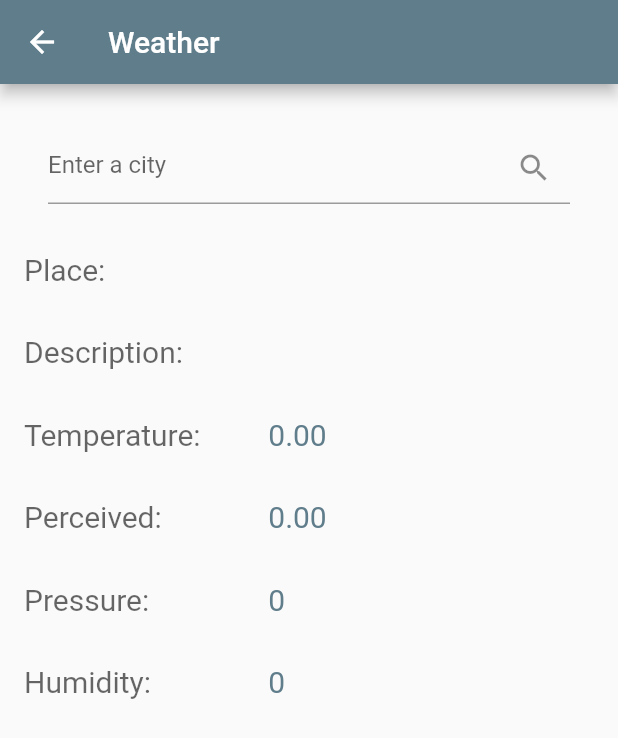
After one commit to mguppy/flutter-practice, a Flutter app: the WeatherScreen screen opened directly, on a phone screen of 412 x 824 dp. The commit adds this screen. Shown: the top 738 px of the screen. Run offline on Flutter 3.47's test engine with Material 2 defaults, Android fonts, the phone set to English and light mode, and no system bars.

Commit message:
weather info populating

```diff
--- /dev/null
+++ b/lib/data/http_helper.dart
@@ -0,0 +1,22 @@
+// import 'package:hello_world_2/data/weather.dart';
+import '../data/weather.dart';
+import 'package:http/http.dart' as http;
+import 'dart:convert';
+
+class HttpHelper {
+  // var currentweatherapiUrl = 'https://api.openweathermap.org/data/2.5/weather?q=' + citySearched + '&appid=' + apiKey;
+
+  final String authority = 'api.openweathermap.org';
+  final String path = 'data/2.5/weather';
+  final String apiKey = 'be12c130488a49e9f35617a382464679';
+
+  Future<Weather> getWeather(String location) async {
+    Map<String, dynamic> paramaters = {'q': location, 'appId': apiKey};
+    Uri uri = Uri.https(authority, path, paramaters);
+    http.Response result = await http.get(uri);
+    Map<String, dynamic> data = json.decode(result.body);
+    Weather weather = Weather.fromJson(data);
+
+    return weather;
+  }
+}
--- /dev/null
+++ b/lib/data/weather.dart
@@ -0,0 +1,20 @@
+class Weather {
+  String name = '';
+  String description = '';
+  double temperature = 0;
+  double perceived = 0;
+  int pressure = 0;
+  int humidity = 0;
+
+  Weather(this.name, this.description, this.temperature, this.perceived,
+      this.pressure, this.humidity);
+
+  Weather.fromJson(Map<String, dynamic> weatherMap) {
+    this.name = weatherMap['name'];
+    this.temperature = (weatherMap['main']['temp'] * (9 / 5) - 459.67) ?? 0;
+    this.perceived = (weatherMap['main']['feels_like'] * (9 / 5) - 459.67) ?? 0;
+    this.pressure = weatherMap['main']['pressure'] ?? 0;
+    this.humidity = weatherMap['main']['humidity'] ?? 0;
+    this.description = weatherMap['weather'][0]['main'] ?? '';
+  }
+}
--- /dev/null
+++ b/lib/screens/weather_screen.dart
@@ -0,0 +1,67 @@
+import 'package:flutter/material.dart';
+import 'package:hello_world_2/data/weather.dart';
+import '../data/http_helper.dart';
+
+class WeatherScreen extends StatefulWidget {
+  const WeatherScreen({Key? key}) : super(key: key);
+
+  @override
+  _WeatherScreenState createState() => _WeatherScreenState();
+}
+
+class _WeatherScreenState extends State<WeatherScreen> {
+  final TextEditingController txtPlace = TextEditingController();
+  Weather result = Weather('', '', 0, 0, 0, 0);
+  @override
+  Widget build(BuildContext context) {
+    return Scaffold(
+        appBar: AppBar(title: Text('Weather')),
+        body: Padding(
+          padding: EdgeInsets.all(16),
+          child: ListView(children: [
+            Padding(
+                padding: EdgeInsets.all(16),
+                child: TextField(
+                    controller: txtPlace,
+                    decoration: InputDecoration(
+                        hintText: 'Enter a city',
+                        suffixIcon: IconButton(
+                            icon: Icon(Icons.search), onPressed: getData)))),
+                weatherRow('Place: ', result.name),
+                weatherRow('Description: ', result.description),
+                weatherRow('Temperature: ', result.temperature.toStringAsFixed(2)),
+                weatherRow('Perceived: ', result.perceived.toStringAsFixed(2)),
+                weatherRow('Pressure: ', result.pressure.toString()),
+                weatherRow('Humidity: ', result.humidity.toString()),
+            ]),
+        ));
+  }
+
+  Future getData() async {
+    HttpHelper helper = HttpHelper();
+    result = await helper.getWeather(txtPlace.text);
+    setState(() {});
+  }
+
+  Widget weatherRow(String label, String value) {
+    Widget row = Padding(
+        padding: EdgeInsets.symmetric(vertical: 16),
+        child: Row(children: [
+          Expanded(
+              flex: 3,
+              child: Text(label,
+                  style: TextStyle(
+                    fontSize: 20,
+                    color: Theme.of(context).hintColor,
+                  ))),
+          Expanded(
+              flex: 4,
+              child: Text(value,
+                  style: TextStyle(
+                    fontSize: 20,
+                    color: Theme.of(context).primaryColor,
+                  ))),
+        ]));
+        return row;
+  }
+}
--- a/lib/shared/menu_drawer.dart
+++ b/lib/shared/menu_drawer.dart
@@ -1,6 +1,7 @@
 import 'package:flutter/material.dart';
 import '../screens/bmi_screen.dart';
 import '../screens/intro_screen.dart';
+import '../screens/weather_screen.dart';
 
 class MenuDrawer extends StatelessWidget {
   const MenuDrawer({Key? key}) : super(key: key);
@@ -38,6 +39,9 @@
               case 'BMI Calculator':
                 screen = BmiScreen();
                 break;
+              case 'Weather':
+                screen = WeatherScreen();
+                break;
             }
             Navigator.of(context).pop();
             Navigator.of(context)
--- a/pubspec.yaml
+++ b/pubspec.yaml
@@ -29,6 +29,7 @@
 dependencies:
   flutter:
     sdk: flutter
+  http: ^0.13.4
 
 
   # The following adds the Cupertino Icons font to your application.
```
Also changed, not shown: pubspec.lock, 7 other files.
